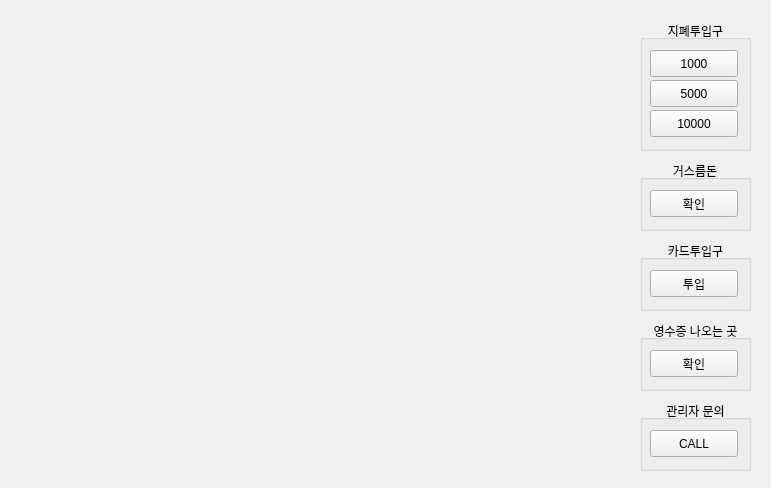
Old version of the form ui/untitled.ui in the repository YunOh21/pbl_vending_machine.
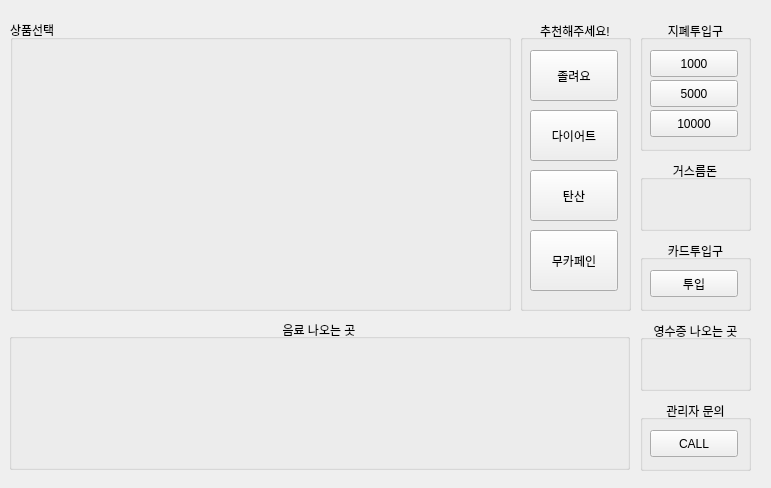
New version of the form.

```diff
--- a/ui/untitled.ui
+++ b/ui/untitled.ui
@@ -83,19 +83,6 @@
    <property name="alignment">
     <set>Qt::AlignCenter</set>
    </property>
-   <widget class="QPushButton" name="pushButton_4">
-    <property name="geometry">
-     <rect>
-      <x>10</x>
-      <y>30</y>
-      <width>88</width>
-      <height>27</height>
-     </rect>
-    </property>
-    <property name="text">
-     <string>확인</string>
-    </property>
-   </widget>
   </widget>
   <widget class="QGroupBox" name="groupBox_3">
    <property name="geometry">
@@ -141,19 +128,6 @@
    <property name="alignment">
     <set>Qt::AlignCenter</set>
    </property>
-   <widget class="QPushButton" name="pushButton_6">
-    <property name="geometry">
-     <rect>
-      <x>10</x>
-      <y>30</y>
-      <width>88</width>
-      <height>27</height>
-     </rect>
-    </property>
-    <property name="text">
-     <string>확인</string>
-    </property>
-   </widget>
   </widget>
   <widget class="QGroupBox" name="groupBox_5">
    <property name="geometry">
@@ -184,6 +158,103 @@
     </property>
    </widget>
   </widget>
+  <widget class="QGroupBox" name="groupBox_6">
+   <property name="geometry">
+    <rect>
+     <x>10</x>
+     <y>20</y>
+     <width>501</width>
+     <height>291</height>
+    </rect>
+   </property>
+   <property name="title">
+    <string>상품선택</string>
+   </property>
+  </widget>
+  <widget class="QGroupBox" name="groupBox_7">
+   <property name="geometry">
+    <rect>
+     <x>520</x>
+     <y>20</y>
+     <width>111</width>
+     <height>291</height>
+    </rect>
+   </property>
+   <property name="title">
+    <string>추천해주세요!</string>
+   </property>
+   <property name="alignment">
+    <set>Qt::AlignCenter</set>
+   </property>
+   <widget class="QPushButton" name="pushButton_7">
+    <property name="geometry">
+     <rect>
+      <x>10</x>
+      <y>30</y>
+      <width>88</width>
+      <height>51</height>
+     </rect>
+    </property>
+    <property name="text">
+     <string>졸려요</string>
+    </property>
+   </widget>
+   <widget class="QPushButton" name="pushButton_8">
+    <property name="geometry">
+     <rect>
+      <x>10</x>
+      <y>90</y>
+      <width>88</width>
+      <height>51</height>
+     </rect>
+    </property>
+    <property name="text">
+     <string>다이어트</string>
+    </property>
+   </widget>
+   <widget class="QPushButton" name="pushButton_10">
+    <property name="geometry">
+     <rect>
+      <x>10</x>
+      <y>150</y>
+      <width>88</width>
+      <height>51</height>
+     </rect>
+    </property>
+    <property name="text">
+     <string>탄산</string>
+    </property>
+   </widget>
+   <widget class="QPushButton" name="pushButton_11">
+    <property name="geometry">
+     <rect>
+      <x>10</x>
+      <y>210</y>
+      <width>88</width>
+      <height>61</height>
+     </rect>
+    </property>
+    <property name="text">
+     <string>무카페인</string>
+    </property>
+   </widget>
+  </widget>
+  <widget class="QGroupBox" name="groupBox_8">
+   <property name="geometry">
+    <rect>
+     <x>9</x>
+     <y>319</y>
+     <width>621</width>
+     <height>151</height>
+    </rect>
+   </property>
+   <property name="title">
+    <string>음료 나오는 곳</string>
+   </property>
+   <property name="alignment">
+    <set>Qt::AlignCenter</set>
+   </property>
+  </widget>
  </widget>
  <resources/>
  <connections/>
```
